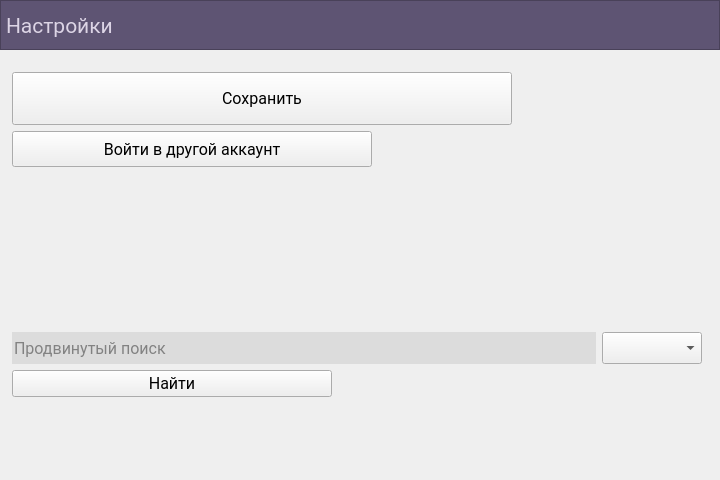
Before: the Qt Designer form source/windows/SettingsForm.ui in Y4r0z/BMSTU_Offline, drawn with Qt 5.
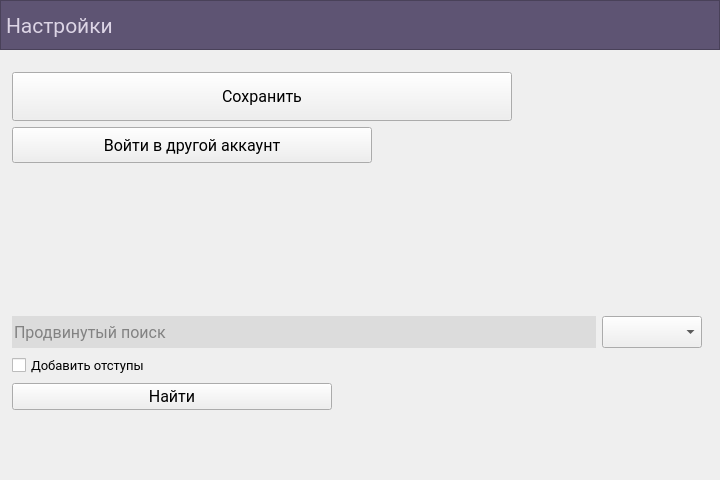
After: the same form once the commit is applied.

Commit message:
Улучшение продвинутого поиска
Теперь можно добавить отступы, чтобы легче ориентироваться в элементах списка.

What changed in the file:
```diff
--- a/source/windows/SettingsForm.ui
+++ b/source/windows/SettingsForm.ui
@@ -129,7 +129,7 @@
     </widget>
    </item>
    <item row="1" column="0">
-    <layout class="QGridLayout" name="gridLayout_2" rowstretch="1,1,3,1,1,1" columnstretch="100,100,1">
+    <layout class="QGridLayout" name="gridLayout_2" rowstretch="1,1,3,1,1,1,0" columnstretch="100,100,1">
      <property name="leftMargin">
       <number>12</number>
      </property>
@@ -204,30 +204,18 @@
        </property>
       </widget>
      </item>
-     <item row="1" column="0">
-      <widget class="QPushButton" name="exitAccountButton">
-       <property name="minimumSize">
-        <size>
-         <width>220</width>
-         <height>36</height>
-        </size>
+     <item row="6" column="0">
+      <spacer name="verticalSpacer">
+       <property name="orientation">
+        <enum>Qt::Vertical</enum>
        </property>
-       <property name="maximumSize">
+       <property name="sizeHint" stdset="0">
         <size>
-         <width>360</width>
-         <height>36</height>
+         <width>20</width>
+         <height>40</height>
         </size>
        </property>
-       <property name="font">
-        <font>
-         <family>Roboto</family>
-         <pointsize>12</pointsize>
-        </font>
-       </property>
-       <property name="text">
-        <string>Войти в другой аккаунт</string>
-       </property>
-      </widget>
+      </spacer>
      </item>
      <item row="3" column="0">
       <widget class="QLineEdit" name="findEdit">
@@ -263,20 +251,7 @@
        </property>
       </widget>
      </item>
-     <item row="2" column="0">
-      <spacer name="verticalSpacer_2">
-       <property name="orientation">
-        <enum>Qt::Vertical</enum>
-       </property>
-       <property name="sizeHint" stdset="0">
-        <size>
-         <width>20</width>
-         <height>40</height>
-        </size>
-       </property>
-      </spacer>
-     </item>
-     <item row="4" column="0">
+     <item row="5" column="0">
       <widget class="QPushButton" name="findButton">
        <property name="minimumSize">
         <size>
@@ -301,31 +276,43 @@
        </property>
       </widget>
      </item>
-     <item row="5" column="0">
-      <spacer name="verticalSpacer">
-       <property name="orientation">
-        <enum>Qt::Vertical</enum>
+     <item row="1" column="0">
+      <widget class="QPushButton" name="exitAccountButton">
+       <property name="minimumSize">
+        <size>
+         <width>220</width>
+         <height>36</height>
+        </size>
        </property>
-       <property name="sizeHint" stdset="0">
+       <property name="maximumSize">
         <size>
-         <width>20</width>
-         <height>40</height>
+         <width>360</width>
+         <height>36</height>
         </size>
        </property>
-      </spacer>
+       <property name="font">
+        <font>
+         <family>Roboto</family>
+         <pointsize>12</pointsize>
+        </font>
+       </property>
+       <property name="text">
+        <string>Войти в другой аккаунт</string>
+       </property>
+      </widget>
      </item>
-     <item row="3" column="2">
-      <spacer name="horizontalSpacer">
-       <property name="orientation">
-        <enum>Qt::Horizontal</enum>
+     <item row="4" column="0">
+      <widget class="QCheckBox" name="addSpacesCheck">
+       <property name="font">
+        <font>
+         <family>Roboto</family>
+         <pointsize>10</pointsize>
+        </font>
        </property>
-       <property name="sizeHint" stdset="0">
-        <size>
-         <width>40</width>
-         <height>20</height>
-        </size>
+       <property name="text">
+        <string>Добавить отступы</string>
        </property>
-      </spacer>
+      </widget>
      </item>
     </layout>
    </item>
```
Left out of the diff: 26 changed lines with no effect on the pictures. The commit also changes 2 other files.
